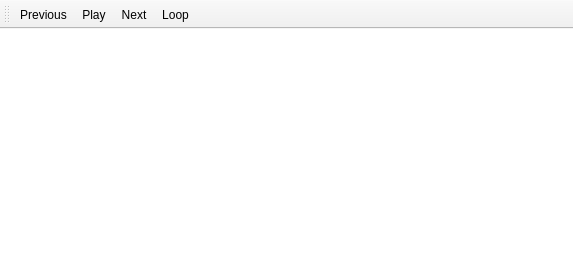
The window that mainwindow.ui (nilsding/foxbox) describes before a commit, drawn with Qt 5.
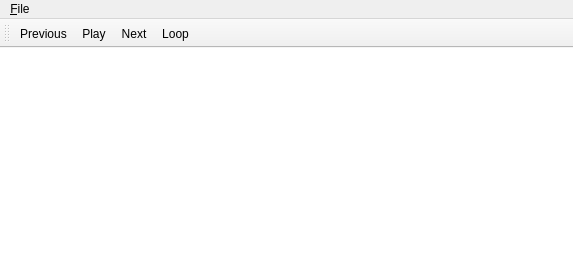
The same window after the commit. Icons and pictures are not drawn.

The edit to the form file:
```diff
--- a/mainwindow.ui
+++ b/mainwindow.ui
@@ -51,6 +51,14 @@
      <height>22</height>
     </rect>
    </property>
+   <widget class="QMenu" name="menu_File">
+    <property name="title">
+     <string>&amp;File</string>
+    </property>
+    <addaction name="qaLoadPlaylist"/>
+    <addaction name="qaSavePlaylist"/>
+   </widget>
+   <addaction name="menu_File"/>
   </widget>
   <widget class="QToolBar" name="toolBar">
    <property name="windowTitle">
```
Left out of the diff: 19 changed lines with no effect on the pictures.
